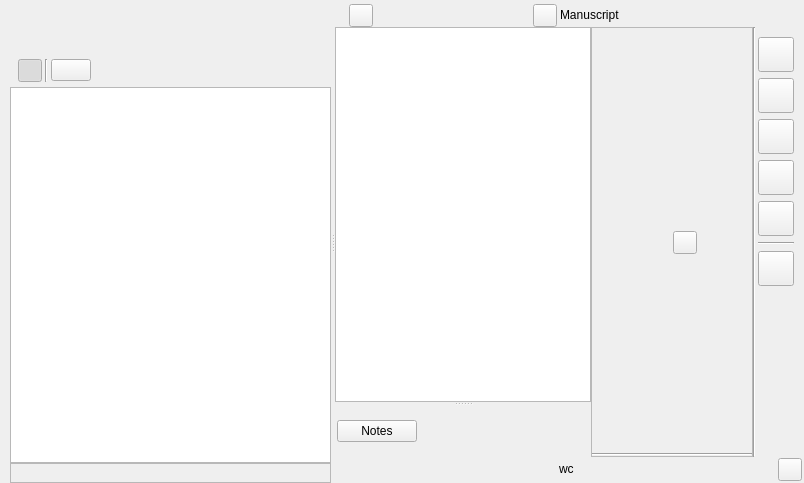
This is ui/manuscript_view.ui in zkovari/plotlyst as Qt 5 draws it before an edit. The edited form follows.
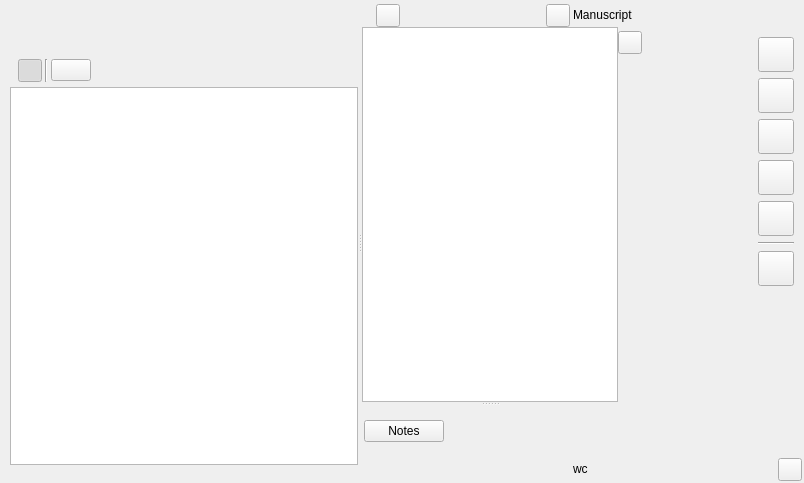
This is the edited form. The open tabs and pages were chosen to show the change. Custom widgets are drawn as their Qt base class.

Commit message:
Improve sidebar in manuscript panel (#1628)
* Improve sidebar in manuscript panel

* progress

* progress

* progress

* improve overall progress sidebar

* animation

```diff
--- a/ui/manuscript_view.ui
+++ b/ui/manuscript_view.ui
@@ -151,7 +151,7 @@
        <item>
         <widget class="QFrame" name="frame">
          <property name="frameShape">
-          <enum>QFrame::StyledPanel</enum>
+          <enum>QFrame::NoFrame</enum>
          </property>
          <property name="frameShadow">
           <enum>QFrame::Raised</enum>
@@ -438,7 +438,7 @@
              </size>
             </property>
             <property name="frameShape">
-             <enum>QFrame::StyledPanel</enum>
+             <enum>QFrame::NoFrame</enum>
             </property>
             <property name="frameShadow">
              <enum>QFrame::Sunken</enum>
@@ -454,7 +454,7 @@
               <number>0</number>
              </property>
              <property name="topMargin">
-              <number>0</number>
+              <number>4</number>
              </property>
              <property name="rightMargin">
               <number>0</number>
@@ -462,6 +462,16 @@
              <property name="bottomMargin">
               <number>0</number>
              </property>
+             <item alignment="Qt::AlignLeft">
+              <widget class="QToolButton" name="btnHideRightBar">
+               <property name="cursor">
+                <cursorShape>PointingHandCursor</cursorShape>
+               </property>
+               <property name="text">
+                <string/>
+               </property>
+              </widget>
+             </item>
              <item>
               <widget class="QStackedWidget" name="stackSide">
                <widget class="QWidget" name="pageInfo">
@@ -501,57 +511,8 @@
                   <number>0</number>
                  </property>
                  <property name="bottomMargin">
-                  <number>0</number>
+                  <number>25</number>
                  </property>
-                 <item alignment="Qt::AlignHCenter">
-                  <widget class="QWidget" name="wdgGoalTitle" native="true">
-                   <layout class="QHBoxLayout" name="horizontalLayout_5">
-                    <item>
-                     <widget class="Emoji" name="emojiGoal">
-                      <property name="toolTip">
-                       <string>Manuscript word count target</string>
-                      </property>
-                      <property name="text">
-                       <string/>
-                      </property>
-                      <property name="emoji" stdset="0">
-                       <string>bullseye</string>
-                      </property>
-                     </widget>
-                    </item>
-                    <item>
-                     <widget class="QLabel" name="lblGoal">
-                      <property name="toolTip">
-                       <string>Manuscript word count target</string>
-                      </property>
-                      <property name="text">
-                       <string/>
-                      </property>
-                     </widget>
-                    </item>
-                    <item>
-                     <widget class="QToolButton" name="btnEditGoal">
-                      <property name="cursor">
-                       <cursorShape>PointingHandCursor</cursorShape>
-                      </property>
-                      <property name="toolTip">
-                       <string>Edit manuscript word count goal</string>
-                      </property>
-                      <property name="text">
-                       <string/>
-                      </property>
-                     </widget>
-                    </item>
-                   </layout>
-                  </widget>
-                 </item>
-                 <item>
-                  <widget class="Line" name="line_2">
-                   <property name="orientation">
-                    <enum>Qt::Horizontal</enum>
-                   </property>
-                  </widget>
-                 </item>
                 </layout>
                </widget>
                <widget class="QWidget" name="pageReadability">
@@ -635,13 +596,6 @@
             </layout>
            </widget>
           </item>
-          <item>
-           <widget class="Line" name="line">
-            <property name="orientation">
-             <enum>Qt::Vertical</enum>
-            </property>
-           </widget>
-          </item>
           <item>
            <widget class="QFrame" name="wdgSideBar">
             <property name="sizePolicy">
@@ -1086,11 +1040,6 @@
    <extends>QTextEdit</extends>
    <header>plotlyst.view.widget.manuscript</header>
   </customwidget>
-  <customwidget>
-   <class>Emoji</class>
-   <extends>QLabel</extends>
-   <header>plotlyst.view.widget.display</header>
-  </customwidget>
  </customwidgets>
  <resources/>
  <connections/>
```
Left out of the diff: 9 changed lines with no effect on the pictures. The commit also changes 6 other files.
